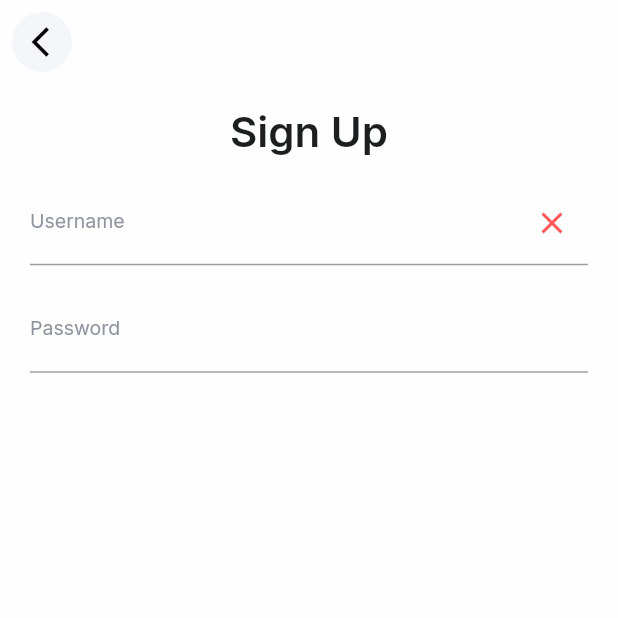
After one commit to ahmadriski23/Flutter-EcommerceAppCollab, a Flutter app: the StartedView screen opened by its route, after a tap on "Create an Account", on a phone screen of 412 x 824 dp, the top half of it. The commit adds this screen. Run offline on Flutter 3.47's test engine with Material 2 defaults, Android fonts, the phone set to English and light mode, and no system bars; our stand-ins replace get, google_fonts, material_design_icons_flutter.

Commit message:
(feat) - update signup view

```diff
--- /dev/null
+++ b/lib/app/modules/signup/bindings/signup_binding.dart
@@ -0,0 +1,12 @@
+import 'package:get/get.dart';
+
+import '../controllers/signup_controller.dart';
+
+class SignupBinding extends Bindings {
+  @override
+  void dependencies() {
+    Get.lazyPut<SignupController>(
+      () => SignupController(),
+    );
+  }
+}
--- /dev/null
+++ b/lib/app/modules/signup/controllers/signup_controller.dart
@@ -0,0 +1,52 @@
+import 'package:flutter/material.dart';
+import 'package:get/get.dart';
+
+class SignupController extends GetxController {
+  //TODO: Implement SignupController
+
+  final count = 0.obs;
+  final usernameController = TextEditingController();
+  final passwordController = TextEditingController();
+  final isIconChecked = false.obs;
+  final isPasswordStrong = false.obs;
+  final passwordStrengthMessage = 'Weak'.obs;
+
+  bool _isStrongPassword(String password) {
+    return RegExp(r'^(?=.*[a-z])(?=.*[A-Z])(?=.*\d).+$').hasMatch(password);
+  }
+
+  @override
+  void onInit() {
+    super.onInit();
+    // * USERNAME
+    usernameController.addListener(() {
+      final usernameText = usernameController.text;
+      if (usernameText.length > 8) {
+        isIconChecked.value = true;
+      } else {
+        isIconChecked.value = false;
+      }
+    });
+    // * PASSWORD
+    passwordController.addListener(() {
+      final password = passwordController.text;
+      final isStrongPassword = _isStrongPassword(password);
+      isPasswordStrong.value = isStrongPassword;
+      passwordStrengthMessage.value = isStrongPassword ? 'Strong' : 'Weak';
+    });
+  }
+
+  @override
+  void onReady() {
+    super.onReady();
+  }
+
+  @override
+  void onClose() {
+    super.onClose();
+    usernameController.dispose();
+    passwordController.dispose();
+  }
+
+  void increment() => count.value++;
+}
--- /dev/null
+++ b/lib/app/modules/signup/views/signup_view.dart
@@ -0,0 +1,99 @@
+import 'package:ecommerce_app/app/shared/widget/back_button.dart';
+import 'package:flutter/material.dart';
+
+import 'package:get/get.dart';
+
+import '../../../shared/utils/colors.dart';
+import '../../../shared/utils/text.dart';
+import '../controllers/signup_controller.dart';
+
+class SignupView extends GetView<SignupController> {
+  const SignupView({Key? key}) : super(key: key);
+  @override
+  Widget build(BuildContext context) {
+    SignupController _controller = Get.put(SignupController());
+    return Scaffold(
+        backgroundColor: AppColors.white,
+        appBar: AppBar(
+          backgroundColor: AppColors.white,
+          elevation: 0,
+          leading: const QBackButton(),
+        ),
+        body: Column(
+          children: [
+            Padding(
+              padding: const EdgeInsets.all(15.0),
+              child: Center(
+                child: Text('Sign Up',
+                    style: AppText.blackText
+                        .copyWith(fontSize: 28, fontWeight: FontWeight.w600)),
+              ),
+            ),
+            Padding(
+              padding: const EdgeInsets.symmetric(horizontal: 20.0),
+              child: TextFormField(
+                controller: _controller.usernameController,
+                decoration: InputDecoration(
+                  labelText: 'Username',
+                  hintText: 'Username...',
+                  hintStyle: AppText.blackText
+                      .copyWith(fontSize: 15, fontWeight: FontWeight.bold),
+                  labelStyle: AppText.grayText.copyWith(fontSize: 13),
+                  disabledBorder: const UnderlineInputBorder(
+                      borderSide: BorderSide(
+                    color: AppColors.gray,
+                    width: 0.5,
+                  )),
+                  focusedBorder: const UnderlineInputBorder(
+                      borderSide:
+                          BorderSide(width: 0.5, color: AppColors.purple)),
+                  suffixIcon: Obx(
+                    () => _controller.isIconChecked.value
+                        ? const Icon(
+                            Icons.check,
+                            color: AppColors.green,
+                          )
+                        : const Icon(
+                            Icons.close,
+                            color: AppColors.red,
+                          ),
+                  ),
+                ),
+              ),
+            ),
+            const SizedBox(
+              height: 15.0,
+            ),
+            Padding(
+              padding: const EdgeInsets.symmetric(horizontal: 20.0),
+              child: TextFormField(
+                  obscureText: true,
+                  controller: _controller.passwordController,
+                  decoration: InputDecoration(
+                    labelText: 'Password',
+                    hintText: 'Password...',
+                    hintStyle: AppText.blackText
+                        .copyWith(fontSize: 15, fontWeight: FontWeight.bold),
+                    labelStyle: AppText.grayText.copyWith(fontSize: 13),
+                    disabledBorder: const UnderlineInputBorder(
+                        borderSide: BorderSide(
+                      color: AppColors.gray,
+                      width: 0.5,
+                    )),
+                    focusedBorder: const UnderlineInputBorder(
+                      borderSide:
+                          BorderSide(width: 0.5, color: AppColors.purple),
+                    ),
+                    suffix: Obx(() => Text(
+                          _controller.passwordStrengthMessage.value,
+                          style: AppText.purpleText.copyWith(
+                              color: _controller.isPasswordStrong.value
+                                  ? AppColors.green
+                                  : AppColors.red),
+                        )),
+                  )),
+            ),
+          ],
+        ));
+  }
+}
--- a/lib/app/modules/started/views/started_view.dart
+++ b/lib/app/modules/started/views/started_view.dart
@@ -1,3 +1,4 @@
+import 'package:ecommerce_app/app/modules/signup/views/signup_view.dart';
 import 'package:ecommerce_app/app/modules/started/widget/account_button.dart';
 import 'package:ecommerce_app/app/shared/utils/colors.dart';
 import 'package:ecommerce_app/app/shared/utils/text.dart';
@@ -75,7 +76,8 @@ class StartedView extends GetView<StartedController> {
             const SizedBox(
               height: 25.0,
             ),
-            const QBottomButton(text: 'Create an Account'),
+            QBottomButton(
+                onTap: () => Get.to(SignupView()), text: 'Create an Account'),
           ],
         ),
       ),
--- a/lib/app/routes/app_pages.dart
+++ b/lib/app/routes/app_pages.dart
@@ -6,6 +6,8 @@ import '../modules/main/bindings/main_binding.dart';
 import '../modules/main/views/main_view.dart';
 import '../modules/onboard/bindings/onboard_binding.dart';
 import '../modules/onboard/views/onboard_view.dart';
+import '../modules/signup/bindings/signup_binding.dart';
+import '../modules/signup/views/signup_view.dart';
 import '../modules/started/bindings/started_binding.dart';
 import '../modules/started/views/started_view.dart';
 
@@ -31,11 +33,16 @@ class AppPages {
       name: _Paths.STARTED,
       page: () => const StartedView(),
       binding: StartedBinding(),
-      ),
-     GetPage(
+    ),
+    GetPage(
       name: _Paths.MAIN,
       page: () => const MainView(),
       binding: MainBinding(),
     ),
+    GetPage(
+      name: _Paths.SIGNUP,
+      page: () => SignupView(),
+      binding: SignupBinding(),
+    ),
   ];
 }
--- a/lib/app/routes/app_routes.dart
+++ b/lib/app/routes/app_routes.dart
@@ -7,6 +7,7 @@ abstract class Routes {
   static const ONBOARD = _Paths.ONBOARD;
   static const STARTED = _Paths.STARTED;
   static const MAIN = _Paths.MAIN;
+  static const SIGNUP = _Paths.SIGNUP;
 }
 
 abstract class _Paths {
@@ -15,4 +16,5 @@ abstract class _Paths {
   static const ONBOARD = '/onboard';
   static const STARTED = '/started';
   static const MAIN = '/main';
+  static const SIGNUP = '/signup';
 }
--- a/lib/app/shared/widget/bottom_button.dart
+++ b/lib/app/shared/widget/bottom_button.dart
@@ -4,13 +4,16 @@ import 'package:flutter/material.dart';
 import '../utils/colors.dart';
 
 class QBottomButton extends StatelessWidget {
+  final VoidCallback onTap;
   final String text;
-  const QBottomButton({super.key, required this.text});
+  const QBottomButton({super.key, required this.text, required this.onTap});
 
   @override
   Widget build(BuildContext context) {
     final size = MediaQuery.of(context).size;
-    return Container(
+    return InkWell(
+      onTap: onTap,
+      child: Container(
         height: 75,
         width: size.width,
         decoration: const BoxDecoration(
@@ -23,6 +26,7 @@ class QBottomButton extends StatelessWidget {
                 fontWeight: FontWeight.w600,
               )),
         ),
+      ),
     );
   }
 }
```
Lines whose indentation alone changed are shown as unchanged.
